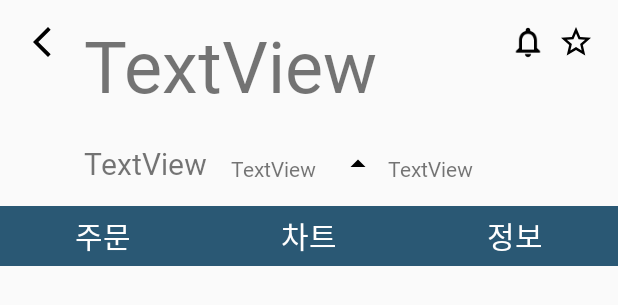
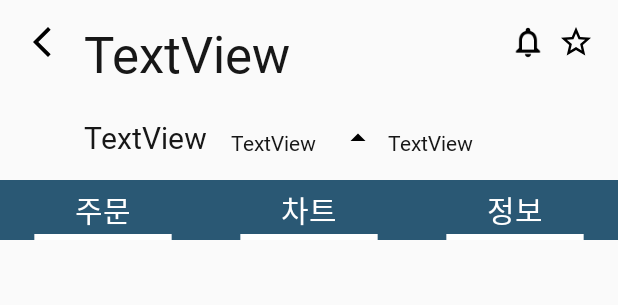
Before and after one commit to minsoon025/horsebit, an Android app: the layout activity_order.xml on its own in the app's theme, with its tools: preview values and no code run, on a phone screen of 412 x 824 dp. Shown: the top 305 px of the screen. Run offline under Robolectric (Android 15) with nearby library versions, the phone set to English and light mode, and no system bars.

Commit message:
[Feat] 주문 페이지 생성

```diff
--- a/frontend/app/src/main/java/com/a406/horsebit/MainActivity.kt
+++ b/frontend/app/src/main/java/com/a406/horsebit/MainActivity.kt
@@ -82,7 +82,6 @@ class MainActivity : AppCompatActivity() {
                 ft.addToBackStack(null)
                 ft.commit()
             }
-
         }
     }
 }
--- a/frontend/app/src/main/res/layout/activity_order.xml
+++ b/frontend/app/src/main/res/layout/activity_order.xml
@@ -3,7 +3,7 @@
     xmlns:app="http://schemas.android.com/apk/res-auto"
     xmlns:tools="http://schemas.android.com/tools"
     android:layout_width="match_parent"
-    android:layout_height="wrap_content"
+    android:layout_height="match_parent"
     tools:context=".OrderActivity">
 
     <ImageView
@@ -25,7 +25,8 @@
         android:fontFamily="@font/line_seed_kr_rg"
         android:includeFontPadding="false"
         android:text="TextView"
-        android:textSize="48sp"
+        android:textColor="@color/black"
+        android:textSize="34sp"
         app:layout_constraintStart_toEndOf="@+id/iv_GoBack"
         app:layout_constraintTop_toTopOf="@+id/iv_GoBack" />
 
@@ -37,6 +38,7 @@
         android:fontFamily="@font/line_seed_kr_rg"
         android:includeFontPadding="false"
         android:text="TextView"
+        android:textColor="@color/black"
         android:textSize="20sp"
         app:layout_constraintStart_toStartOf="@+id/tv_Title"
         app:layout_constraintTop_toBottomOf="@+id/tv_Title" />
@@ -49,6 +51,7 @@
         android:fontFamily="@font/line_seed_kr_rg"
         android:includeFontPadding="false"
         android:text="TextView"
+        android:textColor="@color/black"
         app:layout_constraintBottom_toBottomOf="@+id/tv_CurrPrice"
         app:layout_constraintStart_toEndOf="@+id/tv_CurrPrice" />
 
@@ -62,13 +65,14 @@
         app:srcCompat="@drawable/baseline_arrow_drop_up_24" />
 
     <TextView
-        android:id="@+id/tv_PercntageYesterday2"
+        android:id="@+id/tv_RisePrice"
         android:layout_width="wrap_content"
         android:layout_height="wrap_content"
         android:layout_marginStart="8dp"
         android:fontFamily="@font/line_seed_kr_rg"
         android:includeFontPadding="false"
         android:text="TextView"
+        android:textColor="@color/black"
         app:layout_constraintBottom_toBottomOf="@+id/iv_UpOrDown"
         app:layout_constraintStart_toEndOf="@+id/iv_UpOrDown" />
 
@@ -92,7 +96,7 @@
         app:srcCompat="@drawable/baseline_notifications_none_24" />
 
     <LinearLayout
-        android:id="@+id/llh_OderTable"
+        android:id="@+id/llh_OderTableHeader"
         android:layout_width="match_parent"
         android:layout_height="40dp"
         android:layout_marginTop="16dp"
@@ -119,6 +123,16 @@
                 android:text="주문"
                 android:textColor="@color/white"
                 android:textSize="20sp" />
+
+            <ImageView
+                android:id="@+id/iv_StockOrder"
+                android:layout_width="match_parent"
+                android:layout_height="4dp"
+                android:layout_gravity="bottom"
+                android:scaleType="centerCrop"
+                app:srcCompat="@drawable/baseline_horizontal_rule_24"
+                app:tint="@color/white" />
+
         </FrameLayout>
 
         <FrameLayout
@@ -138,17 +152,26 @@
                 android:text="차트"
                 android:textColor="@color/white"
                 android:textSize="20sp" />
+
+            <ImageView
+                android:id="@+id/iv_StockChart"
+                android:layout_width="match_parent"
+                android:layout_height="4dp"
+                android:layout_gravity="bottom"
+                android:scaleType="centerCrop"
+                app:srcCompat="@drawable/baseline_horizontal_rule_24"
+                app:tint="@color/white" />
         </FrameLayout>
 
         <FrameLayout
-            android:id="@+id/fl_StockInfomation"
+            android:id="@+id/fl_StockInformation"
             android:layout_width="0dp"
             android:layout_height="match_parent"
             android:layout_weight="1"
             android:background="@color/background">
 
             <TextView
-                android:id="@+id/tv_StockInfomation"
+                android:id="@+id/tv_StockInformation"
                 android:layout_width="match_parent"
                 android:layout_height="match_parent"
                 android:fontFamily="@font/line_seed_kr_rg"
@@ -157,6 +180,27 @@
                 android:text="정보"
                 android:textColor="@color/white"
                 android:textSize="20sp" />
+
+            <ImageView
+                android:id="@+id/iv_StockInformation"
+                android:layout_width="match_parent"
+                android:layout_height="4dp"
+                android:layout_gravity="bottom"
+                android:scaleType="centerCrop"
+                app:srcCompat="@drawable/baseline_horizontal_rule_24"
+                app:tint="@color/white" />
         </FrameLayout>
     </LinearLayout>
+
+    <FrameLayout
+        android:id="@+id/fl_Order"
+        android:layout_width="match_parent"
+        android:layout_height="0dp"
+        app:layout_constraintBottom_toBottomOf="parent"
+        app:layout_constraintEnd_toEndOf="parent"
+        app:layout_constraintStart_toStartOf="parent"
+        app:layout_constraintTop_toBottomOf="@id/llh_OderTableHeader">
+
+    </FrameLayout>
+
 </androidx.constraintlayout.widget.ConstraintLayout>
```
Also changed, not shown: frontend/app/src/main/java/com/a406/horsebit/AssetTableItemAdapter.kt (+17 -1 lines), frontend/app/src/main/java/com/a406/horsebit/HomeFragment.kt (+0 -8 lines), frontend/app/src/main/java/com/a406/horsebit/OrderActivity.kt (+47 -0 lines), frontend/app/src/main/java/com/a406/horsebit/StockChartFragment.kt (added, +17 -0 lines), frontend/app/src/main/java/com/a406/horsebit/StockInformationFragment.kt (added, +18 -0 lines), frontend/app/src/main/java/com/a406/horsebit/StockOrderFragment.kt (added, +19 -0 lines), frontend/app/src/main/res/layout/fragment_home.xml (+0 -7 lines), frontend/app/src/main/res/layout/fragment_stock_chart.xml (added, +14 -0 lines), frontend/app/src/main/res/layout/fragment_stock_information.xml (added, +13 -0 lines), frontend/app/src/main/res/layout/fragment_stock_order.xml (added, +26 -0 lines).
